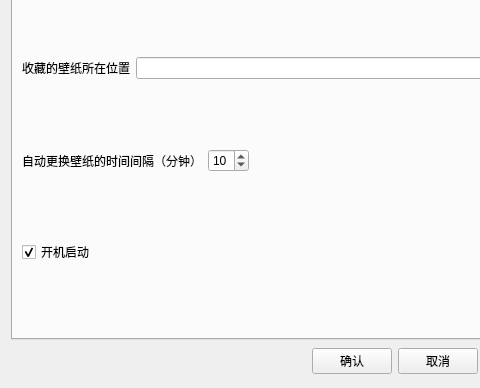
The window that ConfigWindow.ui (redstoneleo/BingNiceWallpapers) describes before a commit, drawn with Qt 5; both pictures show x 0 to 480 and y 147 to 535 of the 790 by 535 pixel window.
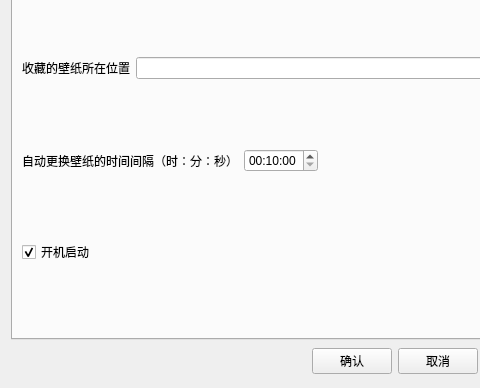
The same window after the commit. Icons and pictures are not drawn.

Diff of the .ui file:
```diff
--- a/ConfigWindow.ui
+++ b/ConfigWindow.ui
@@ -100,28 +100,17 @@
          <item>
           <widget class="QLabel" name="label_3">
            <property name="text">
-            <string>自动更换壁纸的时间间隔（分钟）</string>
+            <string>自动更换壁纸的时间间隔（时：分：秒）</string>
            </property>
           </widget>
          </item>
          <item>
           <widget class="QTimeEdit" name="timeEdit">
-           <property name="maximumTime">
-            <time>
-             <hour>0</hour>
-             <minute>59</minute>
-             <second>0</second>
-            </time>
-           </property>
-           <property name="minimumTime">
-            <time>
-             <hour>0</hour>
-             <minute>1</minute>
-             <second>0</second>
-            </time>
+           <property name="currentSection">
+            <enum>QDateTimeEdit::MinuteSection</enum>
            </property>
            <property name="displayFormat">
-            <string>mm</string>
+            <string>HH:mm:ss</string>
            </property>
            <property name="time">
             <time>
```
